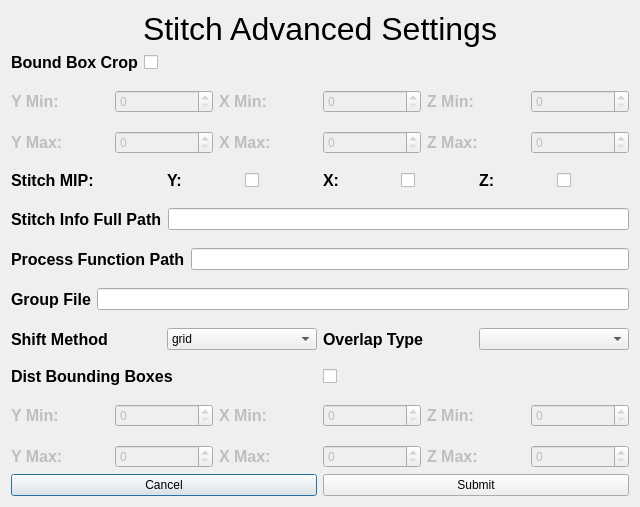
The window that src/stitchadvanced.ui (abcucberkeley/PetaKit5D-GUI) describes before a commit, drawn with Qt 5.
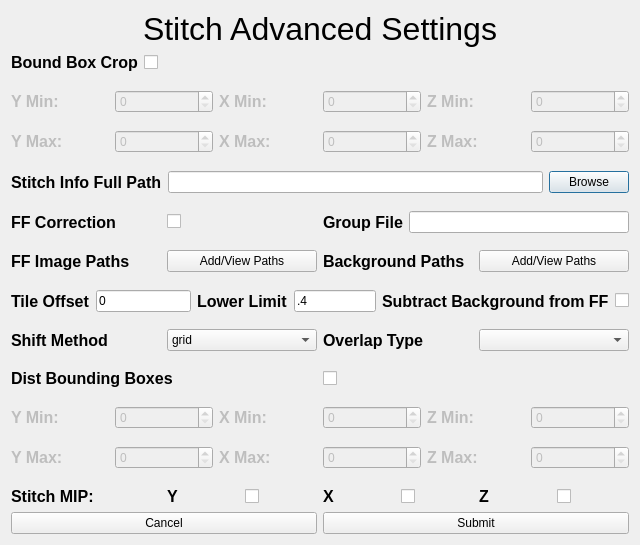
The same window after the commit.

```diff
--- a/src/stitchadvanced.ui
+++ b/src/stitchadvanced.ui
@@ -7,7 +7,7 @@
     <x>0</x>
     <y>0</y>
     <width>640</width>
-    <height>507</height>
+    <height>545</height>
    </rect>
   </property>
   <property name="windowTitle">
@@ -39,7 +39,13 @@
     </layout>
    </item>
    <item row="1" column="0">
-    <layout class="QVBoxLayout" name="verticalLayout_2" stretch="1,1,1,1,1,1,1,1,1,1,1,1,1,1,1,1,1,1,1,1,1">
+    <layout class="QVBoxLayout" name="verticalLayout_2" stretch="1,1,1,1,1,1,1,1,1,1,1,1,1,1,1,1,1,1,1,1,1,1,1">
+     <property name="spacing">
+      <number>6</number>
+     </property>
+     <property name="bottomMargin">
+      <number>0</number>
+     </property>
      <item>
       <layout class="QHBoxLayout" name="horizontalLayout_113" stretch="1">
        <item>
@@ -401,121 +407,6 @@
        </item>
       </layout>
      </item>
-     <item>
-      <spacer name="verticalSpacer_3">
-       <property name="orientation">
-        <enum>Qt::Vertical</enum>
-       </property>
-       <property name="sizeHint" stdset="0">
-        <size>
-         <width>20</width>
-         <height>40</height>
-        </size>
-       </property>
-      </spacer>
-     </item>
-     <item>
-      <layout class="QHBoxLayout" name="stitchStitchMIPHorizontalLayout">
-       <item>
-        <layout class="QHBoxLayout" name="stitchStitchMIPLabelLayout">
-         <item>
-          <widget class="QLabel" name="stitchStitchMIPLabel">
-           <property name="font">
-            <font>
-             <pointsize>12</pointsize>
-             <bold>true</bold>
-            </font>
-           </property>
-           <property name="text">
-            <string>Stitch MIP:</string>
-           </property>
-          </widget>
-         </item>
-        </layout>
-       </item>
-       <item>
-        <layout class="QHBoxLayout" name="stitchStitchMIPYHorizontalLayout">
-         <item>
-          <widget class="QLabel" name="stitchStitchMIPYLabel">
-           <property name="enabled">
-            <bool>true</bool>
-           </property>
-           <property name="font">
-            <font>
-             <pointsize>12</pointsize>
-             <bold>true</bold>
-            </font>
-           </property>
-           <property name="text">
-            <string>Y:</string>
-           </property>
-          </widget>
-         </item>
-         <item>
-          <widget class="QCheckBox" name="stitchStitchMIPYCheckBox">
-           <property name="text">
-            <string/>
-           </property>
-          </widget>
-         </item>
-        </layout>
-       </item>
-       <item>
-        <layout class="QHBoxLayout" name="stitchStitchMIPXHorizontalLayout">
-         <item>
-          <widget class="QLabel" name="stitchStitchMIPXLabel">
-           <property name="enabled">
-            <bool>true</bool>
-           </property>
-           <property name="font">
-            <font>
-             <pointsize>12</pointsize>
-             <bold>true</bold>
-            </font>
-           </property>
-           <property name="text">
-            <string>X:</string>
-           </property>
-          </widget>
-         </item>
-         <item>
-          <widget class="QCheckBox" name="stitchStitchMIPXCheckBox">
-           <property name="text">
-            <string/>
-           </property>
-          </widget>
-         </item>
-        </layout>
-       </item>
-       <item>
-        <layout class="QHBoxLayout" name="stitchStitchMIPZHorizontalLayout">
-         <item>
-          <widget class="QLabel" name="stitchStitchMIPZLabel">
-           <property name="enabled">
-            <bool>true</bool>
-           </property>
-           <property name="font">
-            <font>
-             <pointsize>12</pointsize>
-             <bold>true</bold>
-            </font>
-           </property>
-           <property name="text">
-            <string>Z:</string>
-           </property>
-          </widget>
-         </item>
-         <item>
-          <widget class="QCheckBox" name="stitchStitchMIPZCheckBox">
-           <property name="text">
-            <string/>
-           </property>
-          </widget>
-         </item>
-        </layout>
-       </item>
-      </layout>
-     </item>
      <item>
       <spacer name="verticalSpacer">
        <property name="orientation">
@@ -549,6 +440,13 @@
          <item>
           <widget class="QLineEdit" name="stitchInfoFullpathLineEdit"/>
          </item>
+         <item>
+          <widget class="QPushButton" name="stitchInfoFullPathBrowseButton">
+           <property name="text">
+            <string>Browse</string>
+           </property>
+          </widget>
+         </item>
         </layout>
        </item>
       </layout>
@@ -567,7 +465,7 @@
       </spacer>
      </item>
      <item>
-      <layout class="QHBoxLayout" name="horizontalLayout_8">
+      <layout class="QHBoxLayout" name="horizontalLayout_8" stretch="1,1">
        <item>
         <layout class="QHBoxLayout" name="horizontalLayout_9">
          <item>
@@ -579,32 +477,19 @@
             </font>
            </property>
            <property name="text">
-            <string>Process Function Path</string>
+            <string>FF Correction</string>
            </property>
           </widget>
          </item>
          <item>
-          <widget class="QLineEdit" name="processFunPathLineEdit"/>
+          <widget class="QCheckBox" name="processFunPathCheckBox">
+           <property name="text">
+            <string/>
+           </property>
+          </widget>
          </item>
         </layout>
        </item>
-      </layout>
-     </item>
-     <item>
-      <spacer name="verticalSpacer_5">
-       <property name="orientation">
-        <enum>Qt::Vertical</enum>
-       </property>
-       <property name="sizeHint" stdset="0">
-        <size>
-         <width>20</width>
-         <height>40</height>
-        </size>
-       </property>
-      </spacer>
-     </item>
-     <item>
-      <layout class="QHBoxLayout" name="horizontalLayout_15">
        <item>
         <layout class="QHBoxLayout" name="horizontalLayout_16">
          <item>
@@ -627,6 +512,71 @@
        </item>
       </layout>
      </item>
+     <item>
+      <spacer name="verticalSpacer_5">
+       <property name="orientation">
+        <enum>Qt::Vertical</enum>
+       </property>
+       <property name="sizeHint" stdset="0">
+        <size>
+         <width>20</width>
+         <height>40</height>
+        </size>
+       </property>
+      </spacer>
+     </item>
+     <item>
+      <layout class="QHBoxLayout" name="horizontalLayout_15" stretch="1,1">
+       <item>
+        <layout class="QHBoxLayout" name="horizontalLayout_32">
+         <item>
+          <widget class="QLabel" name="stitchFFImagePathsLabel">
+           <property name="font">
+            <font>
+             <pointsize>12</pointsize>
+             <bold>true</bold>
+            </font>
+           </property>
+           <property name="text">
+            <string>FF Image Paths</string>
+           </property>
+          </widget>
+         </item>
+         <item>
+          <widget class="QPushButton" name="stitchFFImagePathsButton">
+           <property name="text">
+            <string>Add/View Paths</string>
+           </property>
+          </widget>
+         </item>
+        </layout>
+       </item>
+       <item>
+        <layout class="QHBoxLayout" name="horizontalLayout_31">
+         <item>
+          <widget class="QLabel" name="stitchBackgroundPathsLabel">
+           <property name="font">
+            <font>
+             <pointsize>12</pointsize>
+             <bold>true</bold>
+            </font>
+           </property>
+           <property name="text">
+            <string>Background Paths</string>
+           </property>
+          </widget>
+         </item>
+         <item>
+          <widget class="QPushButton" name="stitchBackgroundPathsButton">
+           <property name="text">
+            <string>Add/View Paths</string>
+           </property>
+          </widget>
+         </item>
+        </layout>
+       </item>
+      </layout>
+     </item>
      <item>
       <spacer name="verticalSpacer_6">
        <property name="orientation">
@@ -640,6 +590,95 @@
        </property>
       </spacer>
      </item>
+     <item>
+      <layout class="QHBoxLayout" name="horizontalLayout_35" stretch="1,1,1">
+       <item>
+        <layout class="QHBoxLayout" name="horizontalLayout_36">
+         <item>
+          <widget class="QLabel" name="stitchTileOffsetLabel">
+           <property name="font">
+            <font>
+             <pointsize>12</pointsize>
+             <bold>true</bold>
+            </font>
+           </property>
+           <property name="text">
+            <string>Tile Offset</string>
+           </property>
+          </widget>
+         </item>
+         <item>
+          <widget class="QLineEdit" name="stitchTileOffsetLineEdit">
+           <property name="text">
+            <string>0</string>
+           </property>
+          </widget>
+         </item>
+        </layout>
+       </item>
+       <item>
+        <layout class="QHBoxLayout" name="horizontalLayout_29">
+         <item>
+          <widget class="QLabel" name="stitchLowerLimitLabel">
+           <property name="font">
+            <font>
+             <pointsize>12</pointsize>
+             <bold>true</bold>
+            </font>
+           </property>
+           <property name="text">
+            <string>Lower Limit</string>
+           </property>
+          </widget>
+         </item>
+         <item>
+          <widget class="QLineEdit" name="stitchLowerLimitLineEdit">
+           <property name="text">
+            <string>.4</string>
+           </property>
+          </widget>
+         </item>
+        </layout>
+       </item>
+       <item>
+        <layout class="QHBoxLayout" name="horizontalLayout_6">
+         <item>
+          <widget class="QLabel" name="stitchFFBackgroundLabel">
+           <property name="font">
+            <font>
+             <pointsize>12</pointsize>
+             <bold>true</bold>
+            </font>
+           </property>
+           <property name="text">
+            <string>Subtract Background from FF</string>
+           </property>
+          </widget>
+         </item>
+         <item>
+          <widget class="QCheckBox" name="stitchFFBackgroundCheckBox">
+           <property name="text">
+            <string/>
+           </property>
+          </widget>
+         </item>
+        </layout>
+       </item>
+      </layout>
+     </item>
+     <item>
+      <spacer name="verticalSpacer_10">
+       <property name="orientation">
+        <enum>Qt::Vertical</enum>
+       </property>
+       <property name="sizeHint" stdset="0">
+        <size>
+         <width>20</width>
+         <height>40</height>
+        </size>
+       </property>
+      </spacer>
+     </item>
      <item>
       <layout class="QHBoxLayout" name="horizontalLayout_17">
        <item>
@@ -972,6 +1011,121 @@
        </item>
       </layout>
      </item>
+     <item>
+      <spacer name="verticalSpacer_3">
+       <property name="orientation">
+        <enum>Qt::Vertical</enum>
+       </property>
+       <property name="sizeHint" stdset="0">
+        <size>
+         <width>20</width>
+         <height>40</height>
+        </size>
+       </property>
+      </spacer>
+     </item>
+     <item>
+      <layout class="QHBoxLayout" name="stitchStitchMIPHorizontalLayout">
+       <item>
+        <layout class="QHBoxLayout" name="stitchStitchMIPLabelLayout">
+         <item>
+          <widget class="QLabel" name="stitchStitchMIPLabel">
+           <property name="font">
+            <font>
+             <pointsize>12</pointsize>
+             <bold>true</bold>
+            </font>
+           </property>
+           <property name="text">
+            <string>Stitch MIP:</string>
+           </property>
+          </widget>
+         </item>
+        </layout>
+       </item>
+       <item>
+        <layout class="QHBoxLayout" name="stitchStitchMIPYHorizontalLayout">
+         <item>
+          <widget class="QLabel" name="stitchStitchMIPYLabel">
+           <property name="enabled">
+            <bool>true</bool>
+           </property>
+           <property name="font">
+            <font>
+             <pointsize>12</pointsize>
+             <bold>true</bold>
+            </font>
+           </property>
+           <property name="text">
+            <string>Y</string>
+           </property>
+          </widget>
+         </item>
+         <item>
+          <widget class="QCheckBox" name="stitchStitchMIPYCheckBox">
+           <property name="text">
+            <string/>
+           </property>
+          </widget>
+         </item>
+        </layout>
+       </item>
+       <item>
+        <layout class="QHBoxLayout" name="stitchStitchMIPXHorizontalLayout">
+         <item>
+          <widget class="QLabel" name="stitchStitchMIPXLabel">
+           <property name="enabled">
+            <bool>true</bool>
+           </property>
+           <property name="font">
+            <font>
+             <pointsize>12</pointsize>
+             <bold>true</bold>
+            </font>
+           </property>
+           <property name="text">
+            <string>X</string>
+           </property>
+          </widget>
+         </item>
+         <item>
+          <widget class="QCheckBox" name="stitchStitchMIPXCheckBox">
+           <property name="text">
+            <string/>
+           </property>
+          </widget>
+         </item>
+        </layout>
+       </item>
+       <item>
+        <layout class="QHBoxLayout" name="stitchStitchMIPZHorizontalLayout">
+         <item>
+          <widget class="QLabel" name="stitchStitchMIPZLabel">
+           <property name="enabled">
+            <bool>true</bool>
+           </property>
+           <property name="font">
+            <font>
+             <pointsize>12</pointsize>
+             <bold>true</bold>
+            </font>
+           </property>
+           <property name="text">
+            <string>Z</string>
+           </property>
+          </widget>
+         </item>
+         <item>
+          <widget class="QCheckBox" name="stitchStitchMIPZCheckBox">
+           <property name="text">
+            <string/>
+           </property>
+          </widget>
+         </item>
+        </layout>
+       </item>
+      </layout>
+     </item>
     </layout>
    </item>
    <item row="2" column="0">
```
